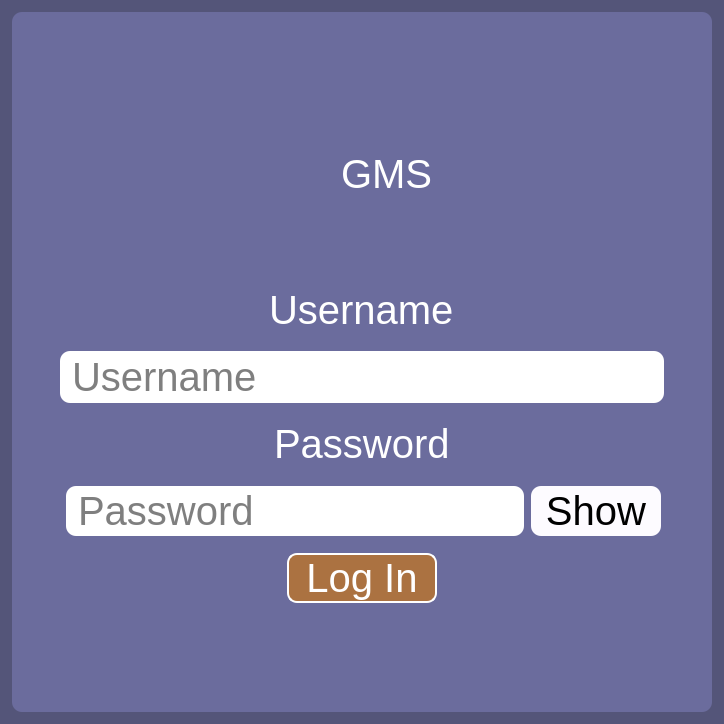
Old version of the form loginpage.ui in the repository Xen00n/GMS.
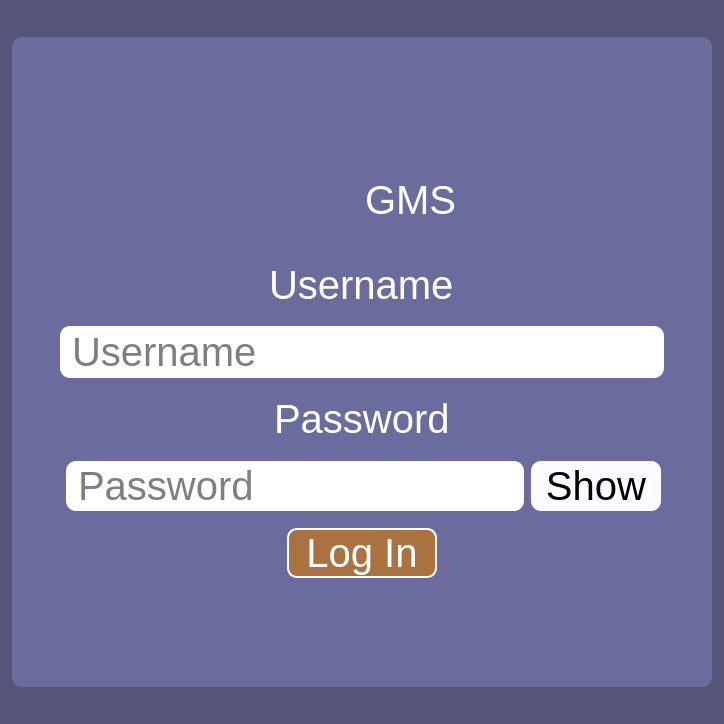
New version of the form. Icons and pictures are not drawn.

```diff
--- a/loginpage.ui
+++ b/loginpage.ui
@@ -38,7 +38,7 @@
       <property name="minimumSize">
        <size>
         <width>700</width>
-        <height>700</height>
+        <height>650</height>
        </size>
       </property>
       <property name="maximumSize">
@@ -88,56 +88,40 @@
          <property name="frameShadow">
           <enum>QFrame::Raised</enum>
          </property>
-         <widget class="QLabel" name="label_3">
-          <property name="geometry">
-           <rect>
-            <x>320</x>
-            <y>0</y>
-            <width>179</width>
-            <height>106</height>
-           </rect>
-          </property>
-          <property name="styleSheet">
-           <string notr="true">color:rgb(255,255,255);
-font: 69px &quot;Arial&quot;;</string>
-          </property>
-          <property name="text">
-           <string>GMS</string>
-          </property>
-         </widget>
-         <widget class="QLabel" name="label_pic">
-          <property name="geometry">
-           <rect>
-            <x>170</x>
-            <y>0</y>
-            <width>131</width>
-            <height>106</height>
-           </rect>
-          </property>
-          <property name="styleSheet">
-           <string notr="true">image: url(:/img/images/GMS_LOGO.png);</string>
-          </property>
-          <property name="text">
-           <string/>
-          </property>
-         </widget>
-         <widget class="QPushButton" name="pushButton">
-          <property name="geometry">
-           <rect>
-            <x>190</x>
-            <y>10</y>
-            <width>91</width>
-            <height>81</height>
-           </rect>
-          </property>
-          <property name="styleSheet">
-           <string notr="true">background-color:rgba(0, 0, 0, 0);
+         <layout class="QHBoxLayout" name="horizontalLayout_3">
+          <item alignment="Qt::AlignRight">
+           <widget class="QPushButton" name="pushButton">
+            <property name="styleSheet">
+             <string notr="true">background-color:rgba(0, 0, 0, 0);
 </string>
-          </property>
-          <property name="text">
-           <string/>
-          </property>
-         </widget>
+            </property>
+            <property name="text">
+             <string/>
+            </property>
+            <property name="icon">
+             <iconset resource="images.qrc">
+              <normaloff>:/img/images/GMS_LOGO.png</normaloff>:/img/images/GMS_LOGO.png</iconset>
+            </property>
+            <property name="iconSize">
+             <size>
+              <width>77</width>
+              <height>73</height>
+             </size>
+            </property>
+           </widget>
+          </item>
+          <item>
+           <widget class="QLabel" name="label_3">
+            <property name="styleSheet">
+             <string notr="true">color:rgb(255,255,255);
+font: 69px &quot;Arial&quot;;</string>
+            </property>
+            <property name="text">
+             <string>GMS</string>
+            </property>
+           </widget>
+          </item>
+         </layout>
         </widget>
        </item>
        <item alignment="Qt::AlignHCenter">
@@ -158,6 +142,12 @@
        </item>
        <item>
         <widget class="QFrame" name="frame_3">
+         <property name="minimumSize">
+          <size>
+           <width>0</width>
+           <height>60</height>
+          </size>
+         </property>
          <property name="maximumSize">
           <size>
            <width>16777215</width>
@@ -192,6 +182,12 @@
           </item>
           <item>
            <widget class="QLineEdit" name="text_username">
+            <property name="minimumSize">
+             <size>
+              <width>0</width>
+              <height>50</height>
+             </size>
+            </property>
             <property name="maximumSize">
              <size>
               <width>1000</width>
@@ -247,6 +243,18 @@
        </item>
        <item>
         <widget class="QFrame" name="frame_2">
+         <property name="sizePolicy">
+          <sizepolicy hsizetype="Preferred" vsizetype="Fixed">
+           <horstretch>0</horstretch>
+           <verstretch>0</verstretch>
+          </sizepolicy>
+         </property>
+         <property name="minimumSize">
+          <size>
+           <width>0</width>
+           <height>60</height>
+          </size>
+         </property>
          <property name="maximumSize">
           <size>
            <width>1000</width>
```
Left out of the diff: 4 changed lines with no effect on the pictures.
